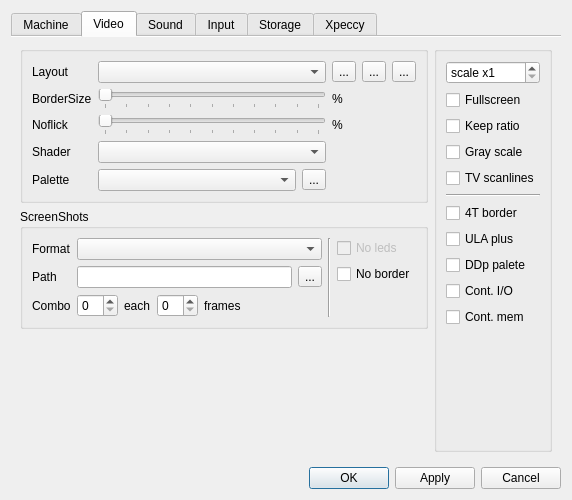
This is ui/setupwin.ui in samstyle/Xpeccy as Qt 5 draws it before an edit. The edited form follows.
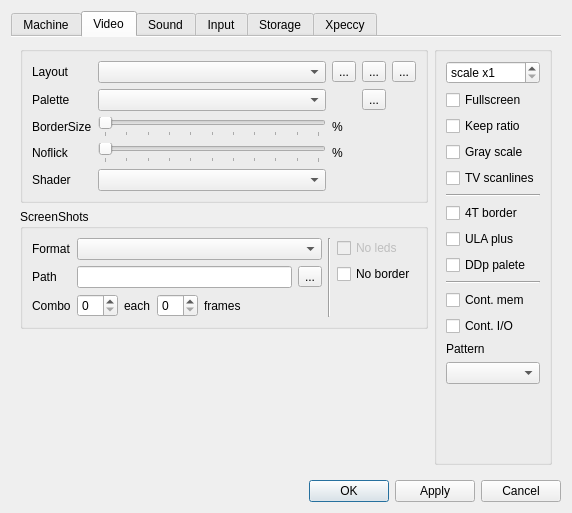
This is the edited form. The open tabs and pages were chosen to show the change. Icons and pictures are not drawn. Custom widgets are drawn as their Qt base class.

```diff
--- a/ui/setupwin.ui
+++ b/ui/setupwin.ui
@@ -7,7 +7,7 @@
     <x>0</x>
     <y>0</y>
     <width>572</width>
-    <height>500</height>
+    <height>513</height>
    </rect>
   </property>
   <property name="sizePolicy">
@@ -394,14 +394,78 @@
            <item>
             <widget class="QGroupBox" name="vidViewGBox">
              <layout class="QGridLayout" name="gridLayout_2">
-              <item row="3" column="0">
-               <widget class="QLabel" name="label_12">
+              <item row="1" column="0">
+               <widget class="QLabel" name="label_8">
                 <property name="text">
-                 <string>Noflick</string>
+                 <string>Layout</string>
                 </property>
                </widget>
               </item>
-              <item row="3" column="1">
+              <item row="1" column="2">
+               <layout class="QHBoxLayout" name="horizontalLayout_26">
+                <item>
+                 <widget class="QToolButton" name="layAdd">
+                  <property name="text">
+                   <string>...</string>
+                  </property>
+                  <property name="icon">
+                   <iconset resource="../xpeccy.qrc">
+                    <normaloff>:/images/add.png</normaloff>:/images/add.png</iconset>
+                  </property>
+                 </widget>
+                </item>
+                <item>
+                 <widget class="QToolButton" name="layEdit">
+                  <property name="text">
+                   <string>...</string>
+                  </property>
+                  <property name="icon">
+                   <iconset resource="../xpeccy.qrc">
+                    <normaloff>:/images/edit.png</normaloff>:/images/edit.png</iconset>
+                  </property>
+                 </widget>
+                </item>
+                <item>
+                 <widget class="QToolButton" name="layDel">
+                  <property name="text">
+                   <string>...</string>
+                  </property>
+                  <property name="icon">
+                   <iconset resource="../xpeccy.qrc">
+                    <normaloff>:/images/cancel.png</normaloff>:/images/cancel.png</iconset>
+                  </property>
+                 </widget>
+                </item>
+               </layout>
+              </item>
+              <item row="4" column="2">
+               <widget class="QLabel" name="labNoflic">
+                <property name="text">
+                 <string>%</string>
+                </property>
+               </widget>
+              </item>
+              <item row="3" column="2">
+               <widget class="QLabel" name="bszlab">
+                <property name="minimumSize">
+                 <size>
+                  <width>30</width>
+                  <height>0</height>
+                 </size>
+                </property>
+                <property name="text">
+                 <string>%</string>
+                </property>
+               </widget>
+              </item>
+              <item row="5" column="0">
+               <widget class="QLabel" name="labShader">
+                <property name="text">
+                 <string>Shader</string>
+                </property>
+               </widget>
+              </item>
+              <item row="4" column="1">
                <widget class="QSlider" name="sldNoflic">
                 <property name="maximum">
                  <number>50</number>
@@ -417,14 +481,7 @@
                 </property>
                </widget>
               </item>
-              <item row="1" column="0">
-               <widget class="QLabel" name="label_8">
-                <property name="text">
-                 <string>Layout</string>
-                </property>
-               </widget>
-              </item>
-              <item row="2" column="1">
+              <item row="3" column="1">
                <widget class="QSlider" name="bszsld">
                 <property name="maximum">
                  <number>100</number>
@@ -449,105 +506,48 @@
               <item row="1" column="1">
                <widget class="QComboBox" name="geombox"/>
               </item>
-              <item row="2" column="0">
+              <item row="3" column="0">
                <widget class="QLabel" name="label_3">
                 <property name="text">
                  <string>BorderSize</string>
                 </property>
                </widget>
               </item>
-              <item row="4" column="0">
-               <widget class="QLabel" name="labShader">
-                <property name="text">
-                 <string>Shader</string>
-                </property>
-               </widget>
-              </item>
-              <item row="2" column="2">
-               <widget class="QLabel" name="bszlab">
-                <property name="minimumSize">
-                 <size>
-                  <width>30</width>
-                  <height>0</height>
-                 </size>
-                </property>
-                <property name="text">
-                 <string>%</string>
-                </property>
-               </widget>
-              </item>
-              <item row="1" column="2">
-               <layout class="QHBoxLayout" name="horizontalLayout_26">
-                <item>
-                 <widget class="QToolButton" name="layAdd">
-                  <property name="text">
-                   <string>...</string>
-                  </property>
-                  <property name="icon">
-                   <iconset resource="../xpeccy.qrc">
-                    <normaloff>:/images/add.png</normaloff>:/images/add.png</iconset>
-                  </property>
-                 </widget>
-                </item>
-                <item>
-                 <widget class="QToolButton" name="layEdit">
-                  <property name="text">
-                   <string>...</string>
-                  </property>
-                  <property name="icon">
-                   <iconset resource="../xpeccy.qrc">
-                    <normaloff>:/images/edit.png</normaloff>:/images/edit.png</iconset>
-                  </property>
-                 </widget>
-                </item>
-                <item>
-                 <widget class="QToolButton" name="layDel">
-                  <property name="text">
-                   <string>...</string>
-                  </property>
-                  <property name="icon">
-                   <iconset resource="../xpeccy.qrc">
-                    <normaloff>:/images/cancel.png</normaloff>:/images/cancel.png</iconset>
-                  </property>
-                 </widget>
-                </item>
-               </layout>
-              </item>
-              <item row="4" column="1">
+              <item row="5" column="1">
                <widget class="QComboBox" name="cbShader"/>
               </item>
-              <item row="5" column="1">
-               <layout class="QHBoxLayout" name="horizontalLayout_40">
-                <item>
-                 <widget class="QComboBox" name="cbPalPreset"/>
-                </item>
-                <item>
-                 <widget class="QToolButton" name="tbPalEdit">
-                  <property name="text">
-                   <string>...</string>
-                  </property>
-                  <property name="icon">
-                   <iconset resource="../xpeccy.qrc">
-                    <normaloff>:/images/edit.png</normaloff>:/images/edit.png</iconset>
-                  </property>
-                 </widget>
-                </item>
-               </layout>
-              </item>
-              <item row="3" column="2">
-               <widget class="QLabel" name="labNoflic">
+              <item row="4" column="0">
+               <widget class="QLabel" name="label_12">
                 <property name="text">
-                 <string>%</string>
+                 <string>Noflick</string>
                 </property>
                </widget>
               </item>
-              <item row="5" column="0">
+              <item row="2" column="0">
                <widget class="QLabel" name="labPalPreset">
                 <property name="text">
                  <string>Palette</string>
                 </property>
                </widget>
               </item>
+              <item row="2" column="1">
+               <widget class="QComboBox" name="cbPalPreset"/>
+              </item>
+              <item row="2" column="2">
+               <layout class="QHBoxLayout" name="horizontalLayout_40">
+                <item>
+                 <widget class="QToolButton" name="tbPalEdit">
+                  <property name="text">
+                   <string>...</string>
+                  </property>
+                  <property name="icon">
+                   <iconset resource="../xpeccy.qrc">
+                    <normaloff>:/images/edit.png</normaloff>:/images/edit.png</iconset>
+                  </property>
+                 </widget>
+                </item>
+               </layout>
+              </item>
              </layout>
             </widget>
            </item>
@@ -774,9 +774,9 @@
              </widget>
             </item>
             <item>
-             <widget class="QCheckBox" name="contIO">
-              <property name="text">
-               <string>Cont. I/O</string>
+             <widget class="Line" name="line_4">
+              <property name="orientation">
+               <enum>Qt::Horizontal</enum>
               </property>
              </widget>
             </item>
@@ -787,6 +787,30 @@
               </property>
              </widget>
             </item>
+            <item>
+             <widget class="QCheckBox" name="contIO">
+              <property name="toolTip">
+               <string>ULA: perform contended in/out</string>
+              </property>
+              <property name="text">
+               <string>Cont. I/O</string>
+              </property>
+             </widget>
+            </item>
+            <item>
+             <widget class="QLabel" name="label_69">
+              <property name="text">
+               <string>Pattern</string>
+              </property>
+             </widget>
+            </item>
+            <item>
+             <widget class="QComboBox" name="cbContPattern">
+              <property name="toolTip">
+               <string>ULA type A for 48K,128K,+2; type B for +2A,+3</string>
+              </property>
+             </widget>
+            </item>
             <item>
              <spacer name="verticalSpacer_24">
               <property name="orientation">
```
Left out of the diff: 57 changed lines with no effect on the pictures.
